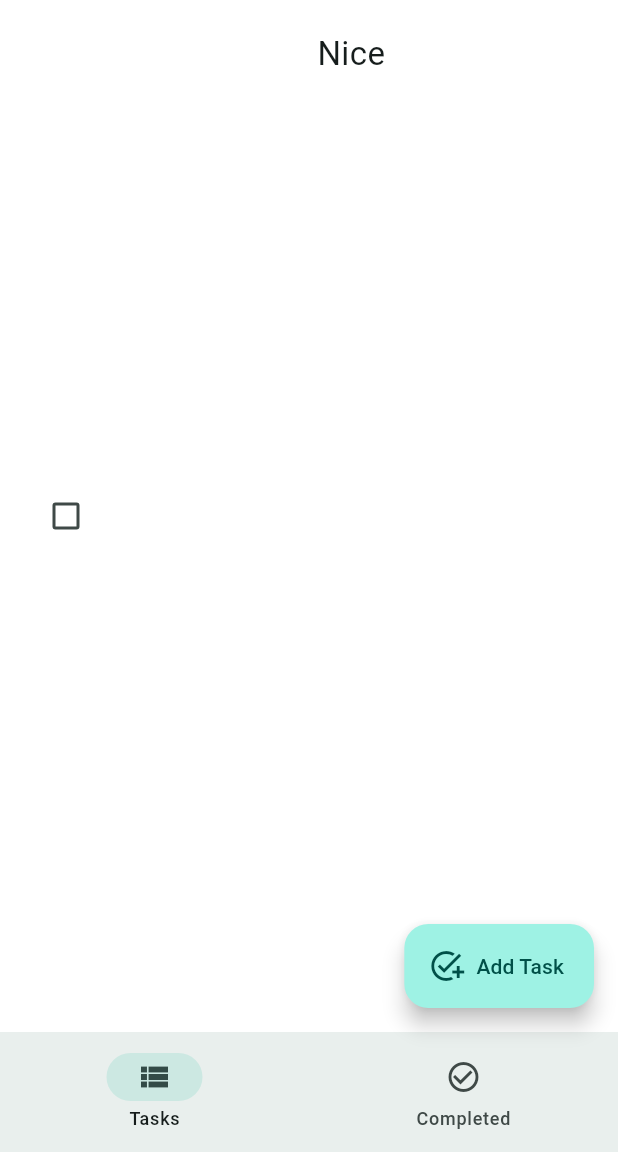
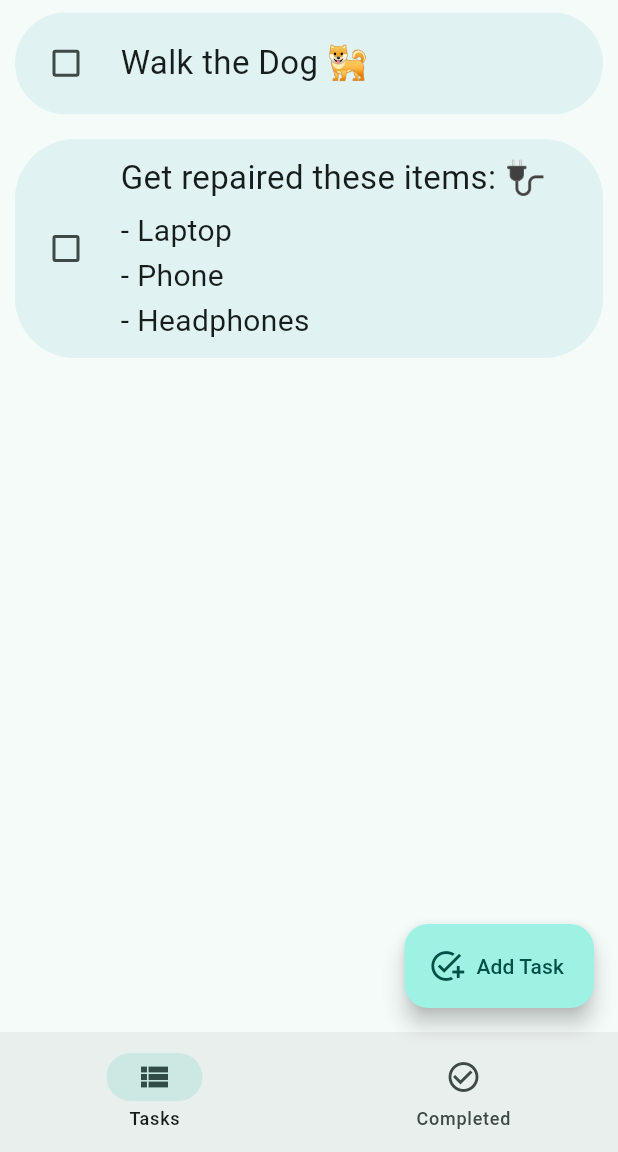
Before and after one commit to vinaytiparadi/material3_todo_provider, a Flutter app: the screen it shows after launch, on a phone screen of 412 x 824 dp, the part 84-1236 px from its top. Run offline on Flutter 3.47's test engine with Material 2 defaults, Android fonts, the light colour scheme and no system bars; drawn by our look-alikes of flutter_slidable.

Commit message:
create todo list view page, provider class for todos

```diff
--- a/lib/home_page.dart
+++ b/lib/home_page.dart
@@ -1,5 +1,6 @@
 import 'package:flutter/material.dart';
 import 'package:todo_provider/widgets/add_todo_diaglog.dart';
+import 'package:todo_provider/widgets/todo_list_widget.dart';
 import 'package:todo_provider/widgets/todo_widget.dart';
 
 import 'model/todo.dart';
@@ -16,9 +17,7 @@ class _HomePageState extends State<HomePage> {
   @override
   Widget build(BuildContext context) {
     final tabs = [
-      Container(
-        child: TodoWidget(todo: Todo(createdTime: DateTime.now(), title: 'Nice', id: '333'),),
-      ),
+      TodoListWidget(),
       Container(),
     ];
 
--- a/lib/provider/todo_provider.dart
+++ b/lib/provider/todo_provider.dart
@@ -4,15 +4,14 @@ import '../model/todo.dart';
 
 class ToDosProvider extends ChangeNotifier{
   List<Todo> _todos = [
-    Todo(createdTime: DateTime.now(), title: 'Walk the Dog', id:'1'),
+    Todo(createdTime: DateTime.now(), title: 'Walk the Dog 🐕', id:'1'),
     Todo(
         createdTime: DateTime.now(),
-        title: 'Buy these Stuff 💵',
+        title: 'Get repaired these items: 🔌',
         id: '2',
       description: '''- Laptop
-      - Phone
-      - Headphones
-      '''
+- Phone
+- Headphones'''
     ),
   ];
 
--- /dev/null
+++ b/lib/widgets/todo_list_widget.dart
@@ -0,0 +1,36 @@
+import 'package:flutter/material.dart';
+import 'package:provider/provider.dart';
+import 'package:todo_provider/widgets/todo_widget.dart';
+
+import '../provider/todo_provider.dart';
+
+class TodoListWidget extends StatelessWidget {
+  const TodoListWidget({super.key});
+
+  @override
+  Widget build(BuildContext context) {
+    final provider = Provider.of<ToDosProvider>(context);
+    final todos = provider.todos;
+    return ListView.builder(
+        itemCount: todos.length,
+        itemBuilder: (context, index) {
+          return todos.isEmpty
+              ? const Center(
+                  child: Text(
+                    'No ToDos!',
+                    style: TextStyle(
+                      fontWeight: FontWeight.w500,
+                      fontSize: 22.0,
+                    ),
+                  ),
+                )
+              : Column(children: [
+                  SizedBox(height: MediaQuery.of(context).size.height * 0.01),
+                  Padding(
+                      padding: const EdgeInsets.fromLTRB(10, 0, 10, 0),
+                      child: TodoWidget(todo: todos[index])),
+                  SizedBox(height: MediaQuery.of(context).size.height * 0.01),
+                ]);
+        });
+  }
+}
--- a/lib/widgets/todo_widget.dart
+++ b/lib/widgets/todo_widget.dart
@@ -8,7 +8,9 @@ class TodoWidget extends StatelessWidget {
 
   @override
   Widget build(BuildContext context) {
-    return Slidable(
+    return ClipRRect(
+      borderRadius: BorderRadius.circular(40),
+      child: Slidable(
           startActionPane: ActionPane(motion: const DrawerMotion(), children: [
             SlidableAction(
               onPressed: (context) {},
@@ -26,20 +28,24 @@ class TodoWidget extends StatelessWidget {
             ),
           ]),
           key: Key(todo.id),
-        child: buildTodo(context));
+          child: buildTodo(context)),
+    );
   }
 
   Widget buildTodo(BuildContext context) => Container(
-        color: Colors.white,
-        padding: const EdgeInsets.all(20),
+        decoration: BoxDecoration(
+          color: Colors.teal.shade50,
+        ),
+        padding: const EdgeInsets.all(10),
         child: Row(
           children: [
             Checkbox(value: todo.isDone, onChanged: (_) {}),
             SizedBox(
-              width: MediaQuery.of(context).size.width * 0.02,
+              width: MediaQuery.of(context).size.width * 0.03,
             ),
             Expanded(
                 child: Column(
+                  crossAxisAlignment: CrossAxisAlignment.start,
               children: [
                 Text(
                   todo.title,
```
Lines whose indentation alone changed are shown as unchanged.
